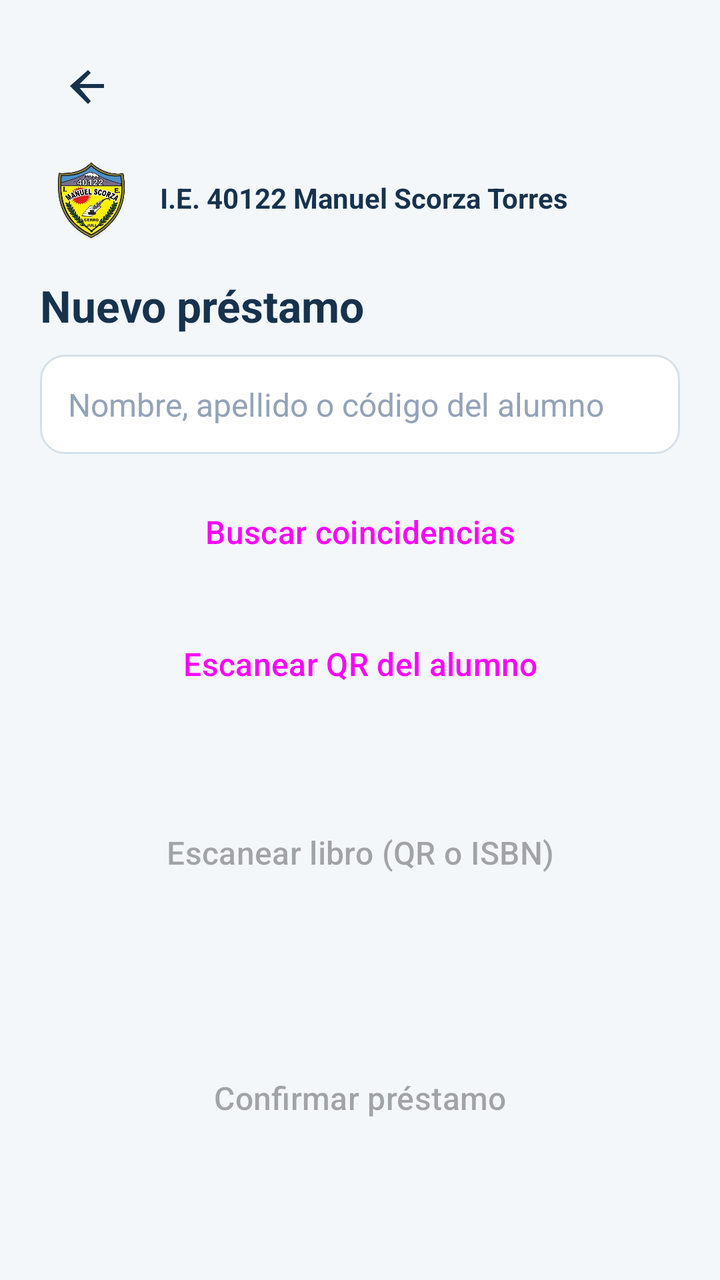
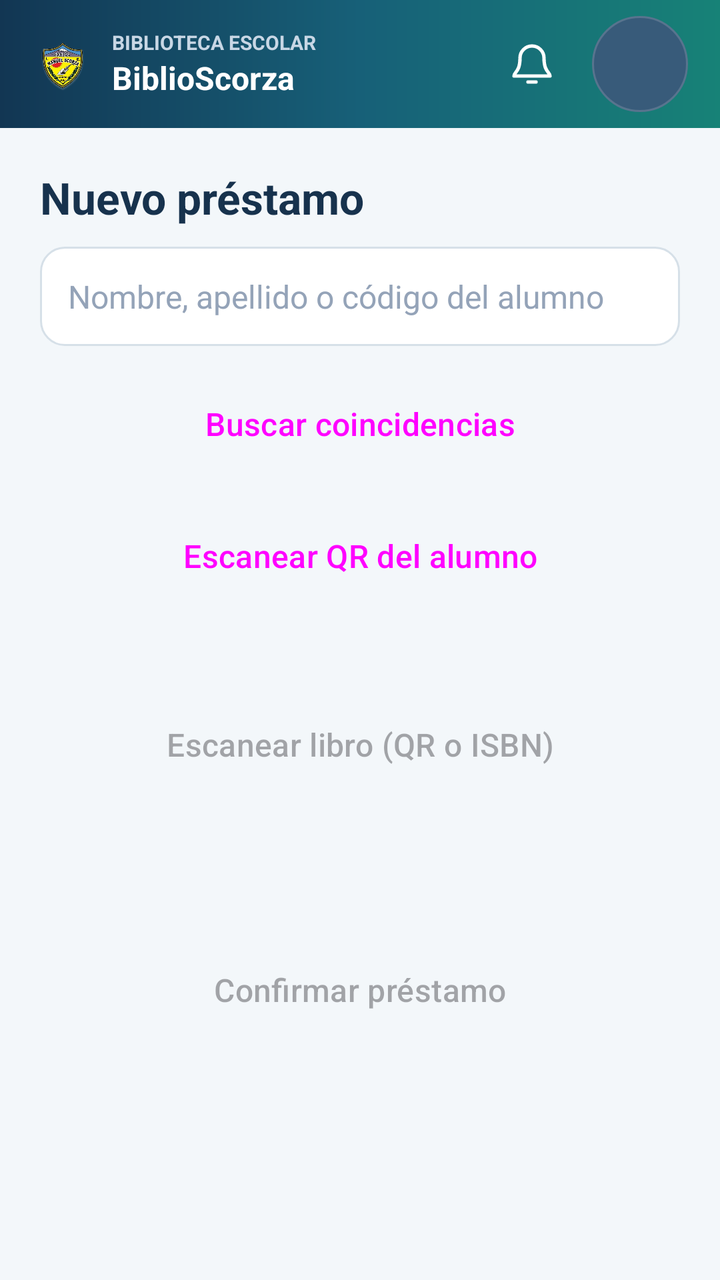

Two renders of the same Android screen: before a commit and after it. Below are the layout's source before the change and the commit's diff.
<!-- AndroidManifest.xml: application theme Theme.BiblioScorza -->
<!-- res/layout/activity_prestamo.xml -->
<?xml version="1.0" encoding="utf-8"?>
<ScrollView xmlns:android="http://schemas.android.com/apk/res/android"
    android:layout_width="match_parent" android:layout_height="match_parent">
    <LinearLayout android:layout_width="match_parent" android:layout_height="wrap_content"
        android:orientation="vertical" android:padding="20dp">
        <include layout="@layout/view_back_button" />
        <include layout="@layout/header_brand" />
        <TextView style="@style/BsTitle" android:layout_width="wrap_content" android:layout_height="wrap_content" android:text="Nuevo préstamo" />
        <AutoCompleteTextView android:id="@+id/etAlumno" style="@style/BsInput"
            android:hint="Nombre, apellido o código del alumno" android:inputType="text"
            android:completionThreshold="2" android:singleLine="true" android:imeOptions="actionSearch" />
        <Button android:id="@+id/btnBuscarAlumno" style="@style/BsButton" android:text="Buscar coincidencias" />
        <Button android:id="@+id/btnScanAlumno" style="@style/BsButtonOutline" android:text="Escanear QR del alumno" />
        <TextView android:id="@+id/tvAlumno" style="@style/BsText" android:textStyle="bold" />
        <Button android:id="@+id/btnScanLibro" style="@style/BsButton" android:text="Escanear libro (QR o ISBN)" android:enabled="false" />
        <TextView android:id="@+id/tvItems" style="@style/BsText" />
        <TextView android:id="@+id/tvMsg" style="@style/BsText" />
        <Button android:id="@+id/btnConfirmar" style="@style/BsButton" android:text="Confirmar préstamo" android:enabled="false" />
    </LinearLayout>
</ScrollView>
<!-- res/layout/view_back_button.xml (included above) -->
<?xml version="1.0" encoding="utf-8"?>
<ImageButton xmlns:android="http://schemas.android.com/apk/res/android"
    android:id="@+id/btnVolver"
    android:layout_width="48dp"
    android:layout_height="48dp"
    android:layout_marginBottom="4dp"
    android:background="?attr/selectableItemBackgroundBorderless"
    android:contentDescription="Volver"
    android:padding="12dp"
    android:src="@drawable/ic_arrow_back"
    android:tint="#17324D" />
<!-- res/layout/header_brand.xml (included above) -->
<?xml version="1.0" encoding="utf-8"?>
<LinearLayout xmlns:android="http://schemas.android.com/apk/res/android"
    android:layout_width="match_parent"
    android:layout_height="wrap_content"
    android:gravity="center_vertical"
    android:orientation="horizontal"
    android:paddingBottom="12dp">

    <ImageView
        android:layout_width="50dp"
        android:layout_height="54dp"
        android:adjustViewBounds="true"
        android:contentDescription="Escudo de la I.E. 40122 Manuel Scorza Torres"
        android:scaleType="fitCenter"
        android:src="@drawable/escudo_colegio_transparente" />

    <TextView
        android:layout_width="0dp"
        android:layout_height="wrap_content"
        android:layout_marginStart="10dp"
        android:layout_weight="1"
        android:text="I.E. 40122 Manuel Scorza Torres"
        android:textColor="#17324D"
        android:textSize="14sp"
        android:textStyle="bold" />
</LinearLayout>
<!-- resources referenced by this layout -->
<resources>
  <!-- drawable ic_arrow_back (drawable) -->
  <vector xmlns:android="http://schemas.android.com/apk/res/android"
      android:width="24dp" android:height="24dp"
      android:viewportWidth="24" android:viewportHeight="24">
      <path android:fillColor="#FF000000"
          android:pathData="M20,12v-2H7.83l5.59,-5.59L12,3l-9,8 9,9 1.41,-1.41L7.83,12H20z" />
  </vector>
  <style name="BsButton" parent="Widget.Material3.Button">
          <item name="android:layout_width">match_parent</item>
          <item name="android:layout_height">54dp</item>
          <item name="android:layout_marginTop">12dp</item>
          <item name="android:textSize">16sp</item>
          <item name="cornerRadius">14dp</item>
      </style>
  <style name="BsText">
          <item name="android:layout_width">match_parent</item>
          <item name="android:layout_height">wrap_content</item>
          <item name="android:layout_marginTop">8dp</item>
          <item name="android:textSize">15sp</item>
          <item name="android:textColor">#1E293B</item>
      </style>
  <style name="BsTitle">
          <item name="android:textSize">22sp</item>
          <item name="android:textStyle">bold</item>
          <item name="android:textColor">#17324D</item>
      </style>
  <!-- drawable input_bg (drawable) -->
  <?xml version="1.0" encoding="utf-8"?>
  <shape xmlns:android="http://schemas.android.com/apk/res/android" android:shape="rectangle">
      <solid android:color="#FFFFFF" />
      <stroke android:width="1dp" android:color="#D6E0E8" />
      <corners android:radius="12dp" />
  </shape>
  <!-- unchanged entries left out for length: 4 -->
</resources>

<!-- the commit's change to res/layout/activity_prestamo.xml (unified diff, before → after) -->
@@ -1,10 +1,12 @@
 <?xml version="1.0" encoding="utf-8"?>
-<ScrollView xmlns:android="http://schemas.android.com/apk/res/android"
-    android:layout_width="match_parent" android:layout_height="match_parent">
+<LinearLayout xmlns:android="http://schemas.android.com/apk/res/android"
+    android:layout_width="match_parent" android:layout_height="match_parent"
+    android:orientation="vertical">
+    <include layout="@layout/view_top_bar" />
+    <ScrollView android:layout_width="match_parent" android:layout_height="0dp"
+        android:layout_weight="1">
     <LinearLayout android:layout_width="match_parent" android:layout_height="wrap_content"
         android:orientation="vertical" android:padding="20dp">
-        <include layout="@layout/view_back_button" />
-        <include layout="@layout/header_brand" />
         <TextView style="@style/BsTitle" android:layout_width="wrap_content" android:layout_height="wrap_content" android:text="Nuevo préstamo" />
         <AutoCompleteTextView android:id="@+id/etAlumno" style="@style/BsInput"
             android:hint="Nombre, apellido o código del alumno" android:inputType="text"
@@ -17,43 +19,109 @@
         <TextView android:id="@+id/tvMsg" style="@style/BsText" />
         <Button android:id="@+id/btnConfirmar" style="@style/BsButton" android:text="Confirmar préstamo" android:enabled="false" />
     </LinearLayout>
-</ScrollView>
-<!-- res/layout/view_back_button.xml (included above) -->
-<?xml version="1.0" encoding="utf-8"?>
-<ImageButton xmlns:android="http://schemas.android.com/apk/res/android"
-    android:id="@+id/btnVolver"
-    android:layout_width="48dp"
-    android:layout_height="48dp"
-    android:layout_marginBottom="4dp"
-    android:background="?attr/selectableItemBackgroundBorderless"
-    android:contentDescription="Volver"
-    android:padding="12dp"
-    android:src="@drawable/ic_arrow_back"
-    android:tint="#17324D" />
-<!-- res/layout/header_brand.xml (included above) -->
+    </ScrollView>
+</LinearLayout>
+<!-- res/layout/view_top_bar.xml (included above) -->
 <?xml version="1.0" encoding="utf-8"?>
 <LinearLayout xmlns:android="http://schemas.android.com/apk/res/android"
     android:layout_width="match_parent"
-    android:layout_height="wrap_content"
+    android:layout_height="64dp"
+    android:background="@drawable/bg_top_bar"
     android:gravity="center_vertical"
     android:orientation="horizontal"
-    android:paddingBottom="12dp">
+    android:paddingStart="16dp"
+    android:paddingEnd="16dp">
+
+    <ImageButton
+        android:id="@+id/btnVolver"
+        android:layout_width="44dp"
+        android:layout_height="44dp"
+        android:background="?attr/selectableItemBackgroundBorderless"
+        android:contentDescription="Volver"
+        android:padding="12dp"
+        android:src="@drawable/ic_arrow_back"
+        android:tint="#FFFFFF"
+        android:visibility="gone" />
 
     <ImageView
-        android:layout_width="50dp"
-        android:layout_height="54dp"
-        android:adjustViewBounds="true"
-        android:contentDescription="Escudo de la I.E. 40122 Manuel Scorza Torres"
+        android:layout_width="30dp"
+        android:layout_height="36dp"
+        android:contentDescription="Escudo de Biblioteca-Scorza"
         android:scaleType="fitCenter"
         android:src="@drawable/escudo_colegio_transparente" />
 
-    <TextView
+    <LinearLayout
         android:layout_width="0dp"
         android:layout_height="wrap_content"
         android:layout_marginStart="10dp"
         android:layout_weight="1"
-        android:text="I.E. 40122 Manuel Scorza Torres"
-        android:textColor="#17324D"
+        android:orientation="vertical">
+
+        <TextView
+            android:layout_width="match_parent"
+            android:layout_height="wrap_content"
+            android:ellipsize="end"
+            android:maxLines="1"
+            android:text="BIBLIOTECA ESCOLAR"
+            android:textColor="#C8D7E5"
+            android:textSize="10sp"
+            android:textStyle="bold" />
+
+        <TextView
+            android:layout_width="match_parent"
+            android:layout_height="wrap_content"
+            android:ellipsize="end"
+            android:maxLines="1"
+            android:text="BiblioScorza"
+            android:textColor="#FFFFFF"
+            android:textSize="16sp"
+            android:textStyle="bold" />
+    </LinearLayout>
+
+    <FrameLayout
+        android:id="@+id/btnNotificaciones"
+        android:layout_width="48dp"
+        android:layout_height="48dp"
+        android:layout_marginStart="4dp"
+        android:background="@drawable/bg_top_bar_action_ripple"
+        android:clickable="true"
+        android:contentDescription="Notificaciones"
+        android:focusable="true">
+
+        <ImageView
+            android:layout_width="24dp"
+            android:layout_height="24dp"
+            android:layout_gravity="center"
+            android:contentDescription="@null"
+            android:src="@drawable/ic_notifications"
+            android:tint="#FFFFFF" />
+
+        <TextView
+            android:id="@+id/tvNotificaciones"
+            android:layout_width="18dp"
+            android:layout_height="18dp"
+            android:layout_gravity="top|end"
+            android:background="@drawable/bg_top_bar_badge"
+            android:gravity="center"
+            android:textColor="#FFFFFF"
+            android:textSize="10sp"
+            android:textStyle="bold"
+            android:visibility="gone" />
+    </FrameLayout>
+
+    <TextView
+        android:id="@+id/btnPerfil"
+        android:layout_width="48dp"
+        android:layout_height="48dp"
+        android:layout_marginStart="6dp"
+        android:background="@drawable/bg_top_bar_avatar_ripple"
+        android:clickable="true"
+        android:contentDescription="Abrir perfil del usuario"
+        android:focusable="true"
+        android:gravity="center"
+        android:minHeight="48dp"
+        android:minWidth="48dp"
+        android:textColor="#FFFFFF"
         android:textSize="14sp"
         android:textStyle="bold" />
 </LinearLayout>
<!-- resource entries referenced after the edit -->
@@ -1,11 +1,63 @@
 <!-- resources referenced by this layout -->
 <resources>
+  <!-- drawable bg_top_bar (drawable) -->
+  <?xml version="1.0" encoding="utf-8"?>
+  <shape xmlns:android="http://schemas.android.com/apk/res/android">
+      <gradient
+          android:angle="0"
+          android:centerColor="#176078"
+          android:endColor="#178277"
+          android:startColor="#123653"
+          android:type="linear" />
+      <corners android:radius="0dp" />
+  </shape>
+  <!-- drawable bg_top_bar_action_ripple (drawable) -->
+  <?xml version="1.0" encoding="utf-8"?>
+  <ripple xmlns:android="http://schemas.android.com/apk/res/android"
+      android:color="#55FFFFFF">
+      <item android:id="@android:id/mask">
+          <shape android:shape="oval">
+              <solid android:color="#FFFFFFFF" />
+          </shape>
+      </item>
+  </ripple>
+  <!-- drawable bg_top_bar_avatar_ripple (drawable) -->
+  <?xml version="1.0" encoding="utf-8"?>
+  <ripple xmlns:android="http://schemas.android.com/apk/res/android"
+      android:color="#66FFFFFF">
+      <item android:drawable="@drawable/bg_top_bar_avatar" />
+      <item android:id="@android:id/mask">
+          <shape android:shape="oval">
+              <solid android:color="#FFFFFFFF" />
+          </shape>
+      </item>
+  </ripple>
+  <!-- drawable bg_top_bar_badge (drawable) -->
+  <?xml version="1.0" encoding="utf-8"?>
+  <shape xmlns:android="http://schemas.android.com/apk/res/android">
+      <solid android:color="#D93445" />
+      <corners android:radius="50dp" />
+  </shape>
   <!-- drawable ic_arrow_back (drawable) -->
   <vector xmlns:android="http://schemas.android.com/apk/res/android"
       android:width="24dp" android:height="24dp"
       android:viewportWidth="24" android:viewportHeight="24">
       <path android:fillColor="#FF000000"
           android:pathData="M20,12v-2H7.83l5.59,-5.59L12,3l-9,8 9,9 1.41,-1.41L7.83,12H20z" />
+  </vector>
+  <!-- drawable ic_notifications (drawable) -->
+  <vector xmlns:android="http://schemas.android.com/apk/res/android"
+      android:width="24dp"
+      android:height="24dp"
+      android:viewportWidth="24"
+      android:viewportHeight="24">
+      <path
+          android:fillColor="#00000000"
+          android:pathData="M18,9a6,6 0,0 0,-12 0c0,7 -3,7 -3,9h18c0,-2 -3,-2 -3,-9M10,21h4"
+          android:strokeColor="#FFFFFFFF"
+          android:strokeLineCap="round"
+          android:strokeLineJoin="round"
+          android:strokeWidth="1.7" />
   </vector>
   <style name="BsButton" parent="Widget.Material3.Button">
           <item name="android:layout_width">match_parent</item>
@@ -26,6 +78,12 @@
           <item name="android:textStyle">bold</item>
           <item name="android:textColor">#17324D</item>
       </style>
+  <!-- drawable bg_top_bar_avatar (drawable) -->
+  <?xml version="1.0" encoding="utf-8"?>
+  <shape xmlns:android="http://schemas.android.com/apk/res/android" android:shape="oval">
+      <solid android:color="#385B7A" />
+      <stroke android:width="1dp" android:color="#58748E" />
+  </shape>
   <!-- drawable input_bg (drawable) -->
   <?xml version="1.0" encoding="utf-8"?>
   <shape xmlns:android="http://schemas.android.com/apk/res/android" android:shape="rectangle">
